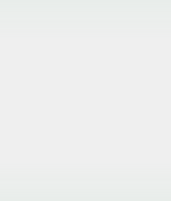
Old version of the form lyricwidget.ui in the repository zonyitoo/doubanfm-qt.
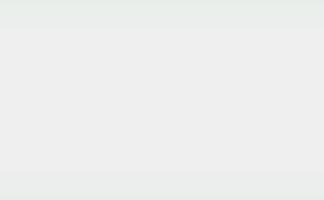
New version of the form.

What changed in the file:
```diff
--- a/lyricwidget.ui
+++ b/lyricwidget.ui
@@ -6,8 +6,8 @@
    <rect>
     <x>0</x>
     <y>0</y>
-    <width>171</width>
-    <height>201</height>
+    <width>324</width>
+    <height>200</height>
    </rect>
   </property>
   <property name="windowTitle">
@@ -18,8 +18,8 @@
     <rect>
      <x>0</x>
      <y>0</y>
-     <width>171</width>
-     <height>201</height>
+     <width>324</width>
+     <height>200</height>
     </rect>
    </property>
    <property name="font">
```
